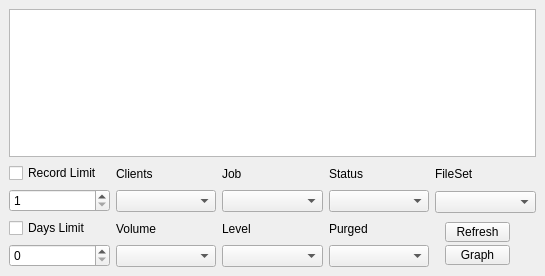
The window that bacula/src/qt-console/joblist/joblist.ui (rkorzeniewski/bacula) describes before a commit, drawn with Qt 5.
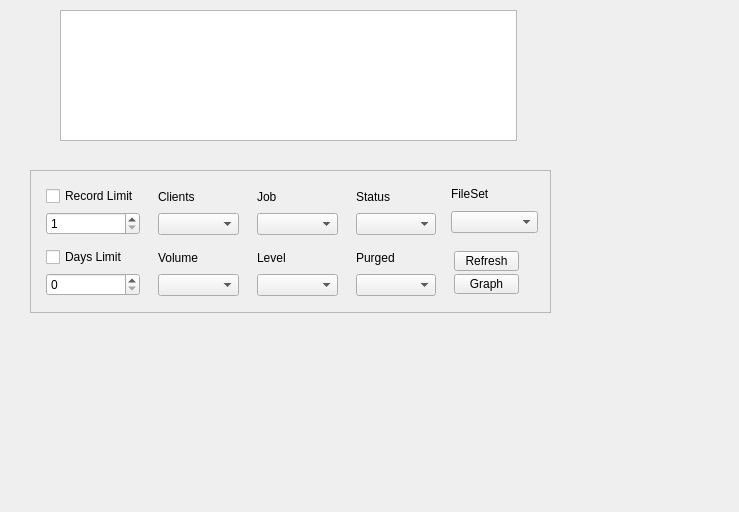
The same window after the commit. Icons and pictures are not drawn.

Commit message: Put controls in a scroll area for JobList and restore tree.  Then put the scroll area in a splitter.  Allows for the window to get smaller and the control area will then scroll. Add ability to have the only criterion be the client in restore tree. Add limits to restore tree like with joblist with record limit and/or days limit.

Diff of the .ui file:
```diff
--- a/bacula/src/qt-console/joblist/joblist.ui
+++ b/bacula/src/qt-console/joblist/joblist.ui
@@ -5,13 +5,44 @@
    <rect>
     <x>0</x>
     <y>0</y>
-    <width>545</width>
-    <height>276</height>
+    <width>739</width>
+    <height>512</height>
    </rect>
   </property>
   <property name="windowTitle" >
    <string>Form</string>
   </property>
+  <widget class="QTableWidget" name="mp_tableWidget" >
+   <property name="geometry" >
+    <rect>
+     <x>60</x>
+     <y>10</y>
+     <width>457</width>
+     <height>131</height>
+    </rect>
+   </property>
+  </widget>
+  <widget class="QFrame" name="frame" >
+   <property name="geometry" >
+    <rect>
+     <x>30</x>
+     <y>170</y>
+     <width>521</width>
+     <height>143</height>
+    </rect>
+   </property>
+   <property name="maximumSize" >
+    <size>
+     <width>900</width>
+     <height>143</height>
+    </size>
+   </property>
+   <property name="frameShape" >
+    <enum>QFrame::StyledPanel</enum>
+   </property>
+   <property name="frameShadow" >
+    <enum>QFrame::Raised</enum>
+   </property>
   <layout class="QGridLayout" >
    <property name="margin" >
     <number>9</number>
@@ -19,18 +50,250 @@
    <property name="spacing" >
     <number>6</number>
    </property>
-   <item row="1" column="0" >
-    <layout class="QGridLayout" >
+    <item rowspan="2" row="0" column="2" >
+     <layout class="QVBoxLayout" >
      <property name="margin" >
-      <number>0</number>
+       <number>3</number>
      </property>
      <property name="spacing" >
       <number>6</number>
      </property>
+      <item>
+       <layout class="QVBoxLayout" >
+        <property name="margin" >
+         <number>3</number>
+        </property>
+        <property name="spacing" >
+         <number>6</number>
+        </property>
+        <item>
+         <widget class="QLabel" name="jobLabel" >
+          <property name="text" >
+           <string>Job</string>
+          </property>
+         </widget>
+        </item>
+        <item>
+         <widget class="QComboBox" name="jobComboBox" />
+        </item>
+       </layout>
+      </item>
+      <item>
+       <layout class="QVBoxLayout" >
+        <property name="margin" >
+         <number>3</number>
+        </property>
+        <property name="spacing" >
+         <number>6</number>
+        </property>
+        <item>
+         <widget class="QLabel" name="levelLabel" >
+          <property name="text" >
+           <string>Level</string>
+          </property>
+         </widget>
+        </item>
+        <item>
+         <widget class="QComboBox" name="levelComboBox" />
+        </item>
+       </layout>
+      </item>
+     </layout>
+    </item>
+    <item rowspan="2" row="0" column="1" >
+     <layout class="QVBoxLayout" >
+      <property name="margin" >
+       <number>3</number>
+      </property>
+      <property name="spacing" >
+       <number>6</number>
+      </property>
+      <item>
+       <layout class="QVBoxLayout" >
+        <property name="margin" >
+         <number>3</number>
+        </property>
+        <property name="spacing" >
+         <number>6</number>
+        </property>
+        <item>
+         <widget class="QLabel" name="clientsLabel" >
+          <property name="text" >
+           <string>Clients</string>
+          </property>
+         </widget>
+        </item>
+        <item>
+         <widget class="QComboBox" name="clientComboBox" />
+        </item>
+       </layout>
+      </item>
+      <item>
+       <layout class="QVBoxLayout" >
+        <property name="margin" >
+         <number>3</number>
+        </property>
+        <property name="spacing" >
+         <number>6</number>
+        </property>
+        <item>
+         <widget class="QLabel" name="volumeLabel" >
+          <property name="text" >
+           <string>Volume</string>
+          </property>
+         </widget>
+        </item>
+        <item>
+         <widget class="QComboBox" name="volumeComboBox" />
+        </item>
+       </layout>
+      </item>
+     </layout>
+    </item>
+    <item row="0" column="4" >
+     <layout class="QVBoxLayout" >
+      <property name="margin" >
+       <number>3</number>
+      </property>
+      <property name="spacing" >
+       <number>6</number>
+      </property>
+      <item>
+       <widget class="QLabel" name="fileSetLabel" >
+        <property name="maximumSize" >
+         <size>
+          <width>16777215</width>
+          <height>20</height>
+         </size>
+        </property>
+        <property name="text" >
+         <string>FileSet</string>
+        </property>
+       </widget>
+      </item>
+      <item>
+       <widget class="QComboBox" name="fileSetComboBox" />
+      </item>
+     </layout>
+    </item>
+    <item rowspan="2" row="0" column="0" >
+     <layout class="QVBoxLayout" >
+      <property name="margin" >
+       <number>3</number>
+      </property>
+      <property name="spacing" >
+       <number>6</number>
+      </property>
+      <item>
+       <layout class="QVBoxLayout" >
+        <property name="margin" >
+         <number>3</number>
+        </property>
+        <property name="spacing" >
+         <number>6</number>
+        </property>
+        <item>
+         <widget class="QCheckBox" name="limitCheckBox" >
+          <property name="text" >
+           <string>Record Limit</string>
+          </property>
+         </widget>
+        </item>
+        <item>
+         <widget class="QSpinBox" name="limitSpinBox" >
+          <property name="maximum" >
+           <number>10000</number>
+          </property>
+          <property name="minimum" >
+           <number>1</number>
+          </property>
+          <property name="singleStep" >
+           <number>25</number>
+          </property>
+         </widget>
+        </item>
+       </layout>
+      </item>
+      <item>
+       <layout class="QVBoxLayout" >
+        <property name="margin" >
+         <number>3</number>
+        </property>
+        <property name="spacing" >
+         <number>6</number>
+        </property>
+        <item>
+         <widget class="QCheckBox" name="daysCheckBox" >
+          <property name="text" >
+           <string>Days Limit</string>
+          </property>
+         </widget>
+        </item>
+        <item>
+         <widget class="QSpinBox" name="daysSpinBox" >
+          <property name="singleStep" >
+           <number>7</number>
+          </property>
+         </widget>
+        </item>
+       </layout>
+      </item>
+     </layout>
+    </item>
+    <item rowspan="2" row="0" column="3" >
+     <layout class="QVBoxLayout" >
+      <property name="margin" >
+       <number>3</number>
+      </property>
+      <property name="spacing" >
+       <number>6</number>
+      </property>
+      <item>
+       <layout class="QVBoxLayout" >
+        <property name="margin" >
+         <number>3</number>
+        </property>
+        <property name="spacing" >
+         <number>6</number>
+        </property>
+        <item>
+         <widget class="QLabel" name="statusLabel" >
+          <property name="text" >
+           <string>Status</string>
+          </property>
+         </widget>
+        </item>
+        <item>
+         <widget class="QComboBox" name="statusComboBox" />
+        </item>
+       </layout>
+      </item>
+      <item>
+       <layout class="QVBoxLayout" >
+        <property name="margin" >
+         <number>3</number>
+        </property>
+        <property name="spacing" >
+         <number>6</number>
+        </property>
+        <item>
+         <widget class="QLabel" name="purgedLabel" >
+          <property name="text" >
+           <string>Purged</string>
+          </property>
+         </widget>
+        </item>
+        <item>
+         <widget class="QComboBox" name="purgedComboBox" />
+        </item>
+       </layout>
+      </item>
+     </layout>
+    </item>
      <item row="1" column="4" >
       <layout class="QGridLayout" >
        <property name="margin" >
-        <number>0</number>
+       <number>3</number>
        </property>
        <property name="spacing" >
         <number>6</number>
@@ -38,7 +301,7 @@
        <item row="0" column="0" >
         <layout class="QGridLayout" >
          <property name="margin" >
-          <number>0</number>
+         <number>3</number>
          </property>
          <property name="spacing" >
           <number>3</number>
@@ -95,252 +358,8 @@
        </item>
       </layout>
      </item>
-     <item rowspan="2" row="0" column="3" >
-      <layout class="QVBoxLayout" >
-       <property name="margin" >
-        <number>0</number>
-       </property>
-       <property name="spacing" >
-        <number>6</number>
-       </property>
-       <item>
-        <layout class="QVBoxLayout" >
-         <property name="margin" >
-          <number>0</number>
-         </property>
-         <property name="spacing" >
-          <number>6</number>
-         </property>
-         <item>
-          <widget class="QLabel" name="statusLabel" >
-           <property name="text" >
-            <string>Status</string>
-           </property>
-          </widget>
-         </item>
-         <item>
-          <widget class="QComboBox" name="statusComboBox" />
-         </item>
-        </layout>
-       </item>
-       <item>
-        <layout class="QVBoxLayout" >
-         <property name="margin" >
-          <number>0</number>
-         </property>
-         <property name="spacing" >
-          <number>6</number>
-         </property>
-         <item>
-          <widget class="QLabel" name="purgedLabel" >
-           <property name="text" >
-            <string>Purged</string>
-           </property>
-          </widget>
-         </item>
-         <item>
-          <widget class="QComboBox" name="purgedComboBox" />
-         </item>
-        </layout>
-       </item>
-      </layout>
-     </item>
-     <item rowspan="2" row="0" column="0" >
-      <layout class="QVBoxLayout" >
-       <property name="margin" >
-        <number>0</number>
-       </property>
-       <property name="spacing" >
-        <number>6</number>
-       </property>
-       <item>
-        <layout class="QVBoxLayout" >
-         <property name="margin" >
-          <number>0</number>
-         </property>
-         <property name="spacing" >
-          <number>6</number>
-         </property>
-         <item>
-          <widget class="QCheckBox" name="limitCheckBox" >
-           <property name="text" >
-            <string>Record Limit</string>
-           </property>
-          </widget>
-         </item>
-         <item>
-          <widget class="QSpinBox" name="limitSpinBox" >
-           <property name="maximum" >
-            <number>10000</number>
-           </property>
-           <property name="minimum" >
-            <number>1</number>
-           </property>
-           <property name="singleStep" >
-            <number>25</number>
-           </property>
-          </widget>
-         </item>
-        </layout>
-       </item>
-       <item>
-        <layout class="QVBoxLayout" >
-         <property name="margin" >
-          <number>0</number>
-         </property>
-         <property name="spacing" >
-          <number>6</number>
-         </property>
-         <item>
-          <widget class="QCheckBox" name="daysCheckBox" >
-           <property name="text" >
-            <string>Days Limit</string>
-           </property>
-          </widget>
-         </item>
-         <item>
-          <widget class="QSpinBox" name="daysSpinBox" >
-           <property name="singleStep" >
-            <number>7</number>
-           </property>
-          </widget>
-         </item>
-        </layout>
-       </item>
-      </layout>
-     </item>
-     <item row="0" column="4" >
-      <layout class="QVBoxLayout" >
-       <property name="margin" >
-        <number>0</number>
-       </property>
-       <property name="spacing" >
-        <number>6</number>
-       </property>
-       <item>
-        <widget class="QLabel" name="fileSetLabel" >
-         <property name="maximumSize" >
-          <size>
-           <width>16777215</width>
-           <height>20</height>
-          </size>
-         </property>
-         <property name="text" >
-          <string>FileSet</string>
-         </property>
-        </widget>
-       </item>
-       <item>
-        <widget class="QComboBox" name="fileSetComboBox" />
-       </item>
-      </layout>
-     </item>
-     <item rowspan="2" row="0" column="1" >
-      <layout class="QVBoxLayout" >
-       <property name="margin" >
-        <number>0</number>
-       </property>
-       <property name="spacing" >
-        <number>6</number>
-       </property>
-       <item>
-        <layout class="QVBoxLayout" >
-         <property name="margin" >
-          <number>0</number>
-         </property>
-         <property name="spacing" >
-          <number>6</number>
-         </property>
-         <item>
-          <widget class="QLabel" name="clientsLabel" >
-           <property name="text" >
-            <string>Clients</string>
-           </property>
-          </widget>
-         </item>
-         <item>
-          <widget class="QComboBox" name="clientComboBox" />
-         </item>
-        </layout>
-       </item>
-       <item>
-        <layout class="QVBoxLayout" >
-         <property name="margin" >
-          <number>0</number>
-         </property>
-         <property name="spacing" >
-          <number>6</number>
-         </property>
-         <item>
-          <widget class="QLabel" name="volumeLabel" >
-           <property name="text" >
-            <string>Volume</string>
-           </property>
-          </widget>
-         </item>
-         <item>
-          <widget class="QComboBox" name="volumeComboBox" />
-         </item>
-        </layout>
-       </item>
-      </layout>
-     </item>
-     <item rowspan="2" row="0" column="2" >
-      <layout class="QVBoxLayout" >
-       <property name="margin" >
-        <number>0</number>
-       </property>
-       <property name="spacing" >
-        <number>6</number>
-       </property>
-       <item>
-        <layout class="QVBoxLayout" >
-         <property name="margin" >
-          <number>0</number>
-         </property>
-         <property name="spacing" >
-          <number>6</number>
-         </property>
-         <item>
-          <widget class="QLabel" name="jobLabel" >
-           <property name="text" >
-            <string>Job</string>
-           </property>
-          </widget>
-         </item>
-         <item>
-          <widget class="QComboBox" name="jobComboBox" />
-         </item>
-        </layout>
-       </item>
-       <item>
-        <layout class="QVBoxLayout" >
-         <property name="margin" >
-          <number>0</number>
-         </property>
-         <property name="spacing" >
-          <number>6</number>
-         </property>
-         <item>
-          <widget class="QLabel" name="levelLabel" >
-           <property name="text" >
-            <string>Level</string>
-           </property>
-          </widget>
-         </item>
-         <item>
-          <widget class="QComboBox" name="levelComboBox" />
-         </item>
-        </layout>
-       </item>
-      </layout>
-     </item>
-    </layout>
-   </item>
-   <item row="0" column="0" >
-    <widget class="QTableWidget" name="mp_tableWidget" />
-   </item>
-  </layout>
+   </layout>
+  </widget>
   <action name="actionRefreshJobList" >
    <property name="icon" >
     <iconset resource="../main.qrc" >:/images/view-refresh.svg</iconset>
```
Lines whose indentation alone changed are shown as unchanged. The commit also changes 4 other files.
